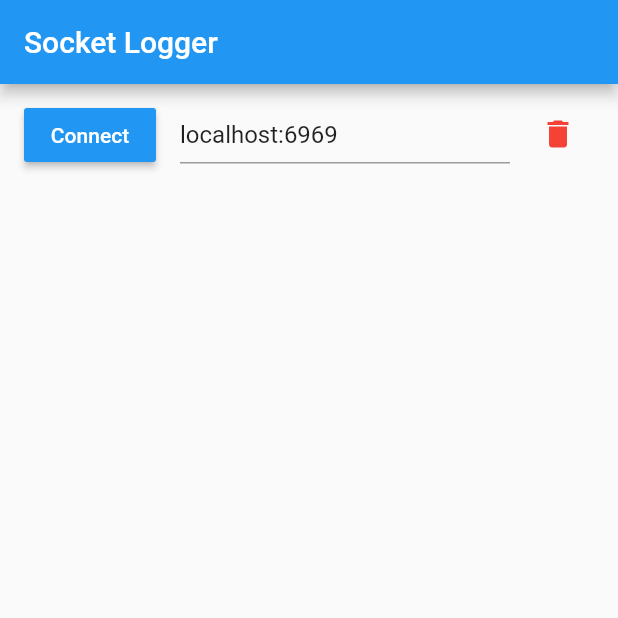
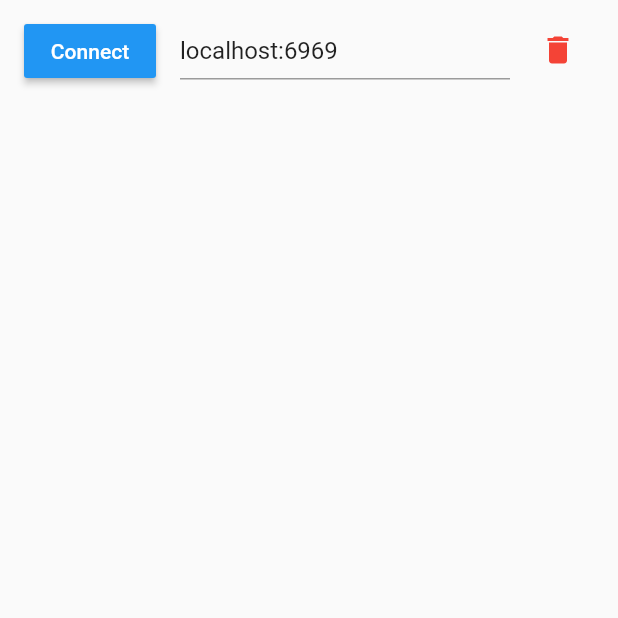
Before and after one commit to ChekTek/socket_logger, a Flutter app: the screen it shows after launch, on a phone screen of 412 x 824 dp, the top half of it. Run offline on Flutter 3.47's test engine with Material 2 defaults, Android fonts, the phone set to English and light mode, and no system bars; our stand-ins replace get_it.

Commit message:
removed title bar

```diff
--- a/lib/main.dart
+++ b/lib/main.dart
@@ -19,7 +19,6 @@ class MyApp extends StatelessWidget {
   @override
   Widget build(BuildContext context) {
     return MaterialApp(
-      title: 'Socket Logger',
       debugShowCheckedModeBanner: false,
       theme: ThemeData(
         primarySwatch: Colors.blue,
@@ -43,9 +42,6 @@ class Home extends StatelessWidget {
     }
 
     return Scaffold(
-        appBar: AppBar(
-          title: const Text('Socket Logger'),
-        ),
         body: Column(
       children: [
         Container(
--- a/pubspec.yaml
+++ b/pubspec.yaml
@@ -1,5 +1,5 @@
-name: socket_logger
-description: A new Flutter project.
+name: "socket_logger"
+description: A small websocket server used for logging.
 
 # The following line prevents the package from being accidentally published to
 # pub.dev using `flutter pub publish`. This is preferred for private packages.
@@ -30,8 +30,6 @@ dependencies:
   flutter:
     sdk: flutter
   get_it: ^7.2.0
-  web_socket_channel: ^2.1.0
-  shelf_web_socket: ^1.0.1
 
   # The following adds the Cupertino Icons font to your application.
   # Use with the CupertinoIcons class for iOS style icons.
```
Also changed, not shown: pubspec.lock, 1 other file. Lines whose indentation alone changed are shown as unchanged.
